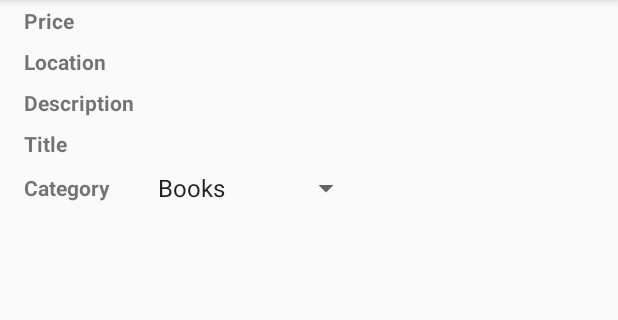
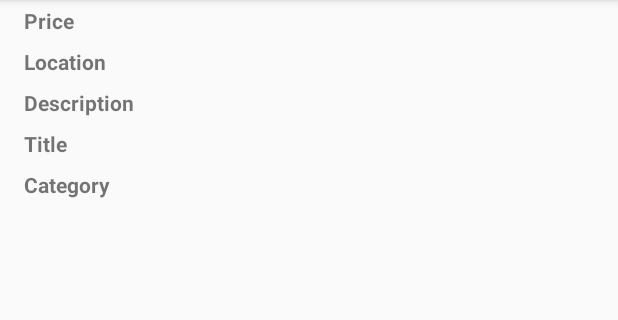
Before and after one commit to SalVerduzco/USClassifieds, an Android app: the ViewItem screen opened directly, with no data from a screen before it, on a phone screen of 412 x 824 dp, the part 84-404 px from its top. Run offline under Robolectric (Android 15) with nearby library versions, the phone set to English and light mode, and no system bars; our stand-ins replace Firebase (no records; nobody signed in at launch, a user with empty details on screens opened directly); 5 statements that could not run were skipped.

Commit message:
Minor changes to detail/mainList/viewitem

```diff
--- a/app/src/main/java/itp341/verduzco/salvador/usclassifieds/ViewItem.java
+++ b/app/src/main/java/itp341/verduzco/salvador/usclassifieds/ViewItem.java
@@ -22,7 +22,7 @@ public class ViewItem extends AppCompatActivity {
     private TextView editDescription;
     private TextView editTitle;
     private TextView editPrice;
-    private Spinner spinnerState;
+    private TextView spinnerState;
     ArrayAdapter<CharSequence> spinnerAdapter;
 
     @Override
@@ -41,13 +41,13 @@ public class ViewItem extends AppCompatActivity {
         editDescription = findViewById(R.id.edit_description);
         editTitle = findViewById(R.id.edit_title);
         editPrice = findViewById(R.id.edit_price);
-        spinnerState = (Spinner) findViewById(R.id.spinner_state);
+        spinnerState = findViewById(R.id.category_text);
 
         spinnerAdapter = ArrayAdapter.createFromResource(this,
                 R.array.states,
                 android.R.layout.simple_spinner_item);
 
-        spinnerState.setAdapter(spinnerAdapter);
+        //spinnerState.setAdapter(spinnerAdapter);
 
         firestoreHelper
                 .getItemByItemIdRef(itemId)
@@ -60,9 +60,10 @@ public class ViewItem extends AppCompatActivity {
                         editPrice.setText(item.getPrice());
                         editDescription.setText(item.getDescription());
                         editTitle.setText(item.getTitle());
-                        Log.e(TAG, item.getCategory());
-                        Log.e(TAG, "" + spinnerAdapter.getPosition(item.getCategory()));
-                        spinnerState.setSelection(spinnerAdapter.getPosition(item.getCategory()));
+                        spinnerState.setText(item.getCategory());
+                        //Log.e(TAG, item.getCategory());
+                        //Log.e(TAG, "" + spinnerAdapter.getPosition(item.getCategory()));
+                        //spinnerState.setSelection(spinnerAdapter.getPosition(item.getCategory()));
                     }
                 });
     }
--- a/app/src/main/res/layout/activity_view_item.xml
+++ b/app/src/main/res/layout/activity_view_item.xml
@@ -83,21 +83,30 @@
         android:id="@+id/edit_title"
         android:layout_marginRight="@dimen/activity_horizontal_margin"
         android:ems="5"
-        android:inputType="number"
         android:maxLength="5"
         android:maxLines="1" />
 
+<!--    <TextView-->
+<!--        android:id="@+id/text_state"-->
+<!--        android:layout_gravity="center_vertical"-->
+<!--        android:layout_marginLeft="@dimen/activity_horizontal_margin"-->
+<!--        android:text="@string/label_state"-->
+<!--        android:textStyle="bold" />-->
+
     <TextView
-        android:id="@+id/text_state"
-        android:layout_gravity="center_vertical"
+        android:id="@+id/category_label"
+        android:layout_gravity="left"
         android:layout_marginLeft="@dimen/activity_horizontal_margin"
-        android:text="@string/label_state"
+        android:text="Category"
         android:textStyle="bold" />
 
-    <Spinner
-        android:id="@+id/spinner_state"
-        android:layout_gravity="top"
-        android:layout_marginRight="@dimen/activity_horizontal_margin" />
+    <TextView
+        android:id="@+id/category_text"
+        android:layout_marginRight="@dimen/activity_horizontal_margin"
+        android:ems="5"
+        android:maxLength="5"
+        android:maxLines="1" />
+
 
 
 </GridLayout>
--- a/app/src/main/res/layout/detail_activity.xml
+++ b/app/src/main/res/layout/detail_activity.xml
@@ -8,8 +8,6 @@
     android:orientation="horizontal"
     android:rowCount="9"
     android:useDefaultMargins="true" >
-
-
 
     <TextView
         android:id="@+id/text_drink"
@@ -83,7 +81,6 @@
         android:id="@+id/edit_title"
         android:layout_marginRight="@dimen/activity_horizontal_margin"
         android:ems="5"
-        android:inputType="number"
         android:maxLength="5"
         android:maxLines="1" />
 
```
